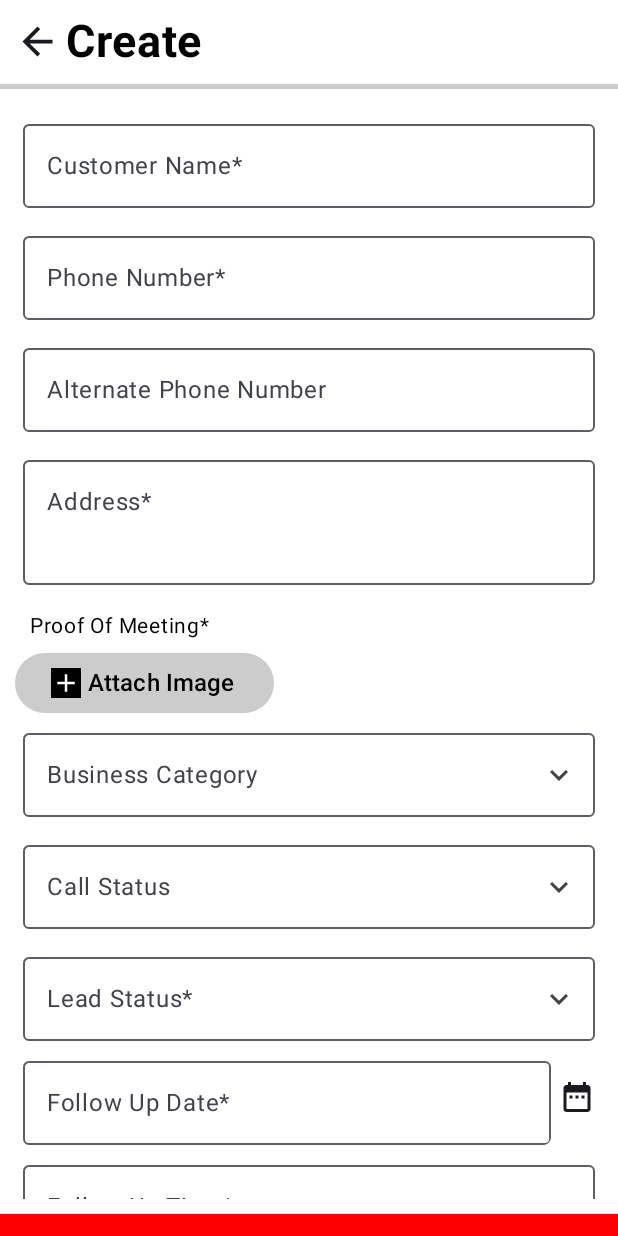
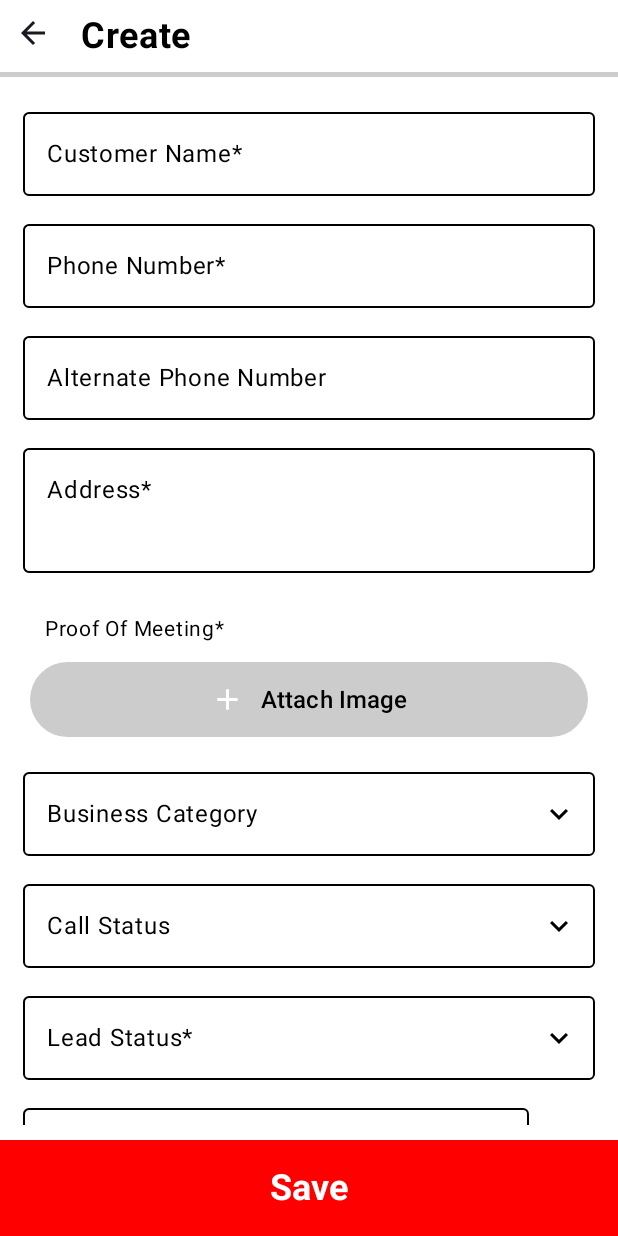
Before and after one commit to Krishnaseeke/FST, an Android app built with Jetpack Compose: the composable CreateScreen called with empty values, on a phone screen of 412 x 824 dp. Run offline under Robolectric (Android 15) with nearby library versions, the phone set to English and light mode, and no system bars.

```diff
--- a/app/src/main/java/com/testapplication/www/common/MainActivity.kt
+++ b/app/src/main/java/com/testapplication/www/common/MainActivity.kt
@@ -11,6 +11,7 @@ import androidx.compose.material3.Surface
 import androidx.compose.material3.Text
 import androidx.compose.runtime.Composable
 import androidx.compose.ui.Modifier
+import androidx.compose.ui.graphics.Color
 import androidx.compose.ui.platform.LocalContext
 import androidx.compose.ui.tooling.preview.Preview
 import com.testapplication.www.onboardingscreen.OnboardingScreen
@@ -24,7 +25,7 @@ class MainActivity : ComponentActivity() {
                 // A surface container using the 'background' color from the theme
                 Surface(
                     modifier = Modifier.fillMaxSize(),
-                    color = MaterialTheme.colorScheme.background
+                    color = Color.White
                 ) {
                     Root(LocalContext.current)
                 }
--- a/app/src/main/java/com/testapplication/www/homescreen/create/CreateScreen.kt
+++ b/app/src/main/java/com/testapplication/www/homescreen/create/CreateScreen.kt
@@ -22,10 +22,11 @@ import android.widget.Toast
 import android.app.TimePickerDialog
 import androidx.compose.ui.draw.clip
 import androidx.compose.ui.platform.LocalContext
+import androidx.compose.ui.text.TextStyle
 import androidx.compose.ui.text.font.FontWeight
-import com.testapplication.www.homescreen.create.CreateScreenViewModel
 import com.testapplication.www.homescreen.create.CustomOutlinedTextField
 import com.testapplication.www.homescreen.create.DropdownLists
+
 
 @OptIn(ExperimentalMaterial3Api::class, ExperimentalComposeUiApi::class)
 @Composable
@@ -45,7 +46,6 @@ fun CreateScreen(
             toHome(userID)
         }
     }
-
 
     val mContext = LocalContext.current
     val mCalendar = Calendar.getInstance()
@@ -79,6 +79,16 @@ fun CreateScreen(
         false
     )
 
+    val textFieldColors = OutlinedTextFieldDefaults.colors(
+        focusedBorderColor = Color.Black,
+        unfocusedBorderColor = Color.Black,
+        focusedLabelColor = Color.Black,
+        unfocusedLabelColor = Color.Black,
+
+    )
+
+    val textFieldStyle = TextStyle(color = Color.Black)
+
     Column(
         modifier = Modifier
             .fillMaxSize()
@@ -97,75 +107,79 @@ fun CreateScreen(
                 contentDescription = "Back",
                 modifier = Modifier
                     .clickable { toHome(userID) }
-                    .padding(start = 10.dp, end = 2.dp, top = 12.5.dp, bottom = 10.dp)
-                    .size(30.dp))
+                    .padding(10.dp) //Need
+            )
             Text(
                 text = "Create",
                 color = Color.Black,
-                fontSize = 30.sp,
+                fontSize = 24.sp, // Adjusted to be responsive
                 fontStyle = FontStyle.Normal,
                 fontWeight = FontWeight.Bold,
-                modifier = Modifier.padding(start = 2.dp, end = 5.dp, top = 10.dp, bottom = 10.dp)
+                modifier = Modifier.padding(10.dp)
             )
         }
 
-        Spacer(
-            modifier = Modifier
-                .fillMaxWidth()
-                .height(3.dp)
-                .background(Color.LightGray)
-        )
+        Spacer(modifier = Modifier.height(3.dp)) // Flexible spacing //Need
 
         Column(
             modifier = Modifier
                 .background(Color.White)
                 .fillMaxWidth()
-                .height(750.dp)
+                .weight(1f)
                 .padding(10.dp)
                 .verticalScroll(rememberScrollState())
         ) {
-
             OutlinedTextField(
-                value = TextFieldValue(state.customerName),
-                onValueChange = { viewModel.updateCustomerName(it.text) },
+                value = state.customerName,
+                onValueChange = { viewModel.updateCustomerName(it) },
                 label = { Text("Customer Name*") },
+                colors = textFieldColors,
+                textStyle = textFieldStyle,
                 modifier = Modifier
-                    .clip(shape = RoundedCornerShape(5.dp))
                     .fillMaxWidth()
                     .padding(5.dp)
             )
 
             OutlinedTextField(
-                value = TextFieldValue(state.phoneNumber),
-                onValueChange = { viewModel.updatePhoneNumber(it.text) },
+                value = state.phoneNumber,
+                onValueChange = { viewModel.updatePhoneNumber(it) },
                 label = { Text("Phone Number*") },
+                colors = textFieldColors,
+                textStyle = textFieldStyle,
                 modifier = Modifier
-                    .clip(shape = RoundedCornerShape(5.dp))
                     .fillMaxWidth()
                     .padding(5.dp)
             )
 
             OutlinedTextField(
-                value = TextFieldValue(state.alternatePhoneNumber),
-                onValueChange = { viewModel.updateAlternatePhoneNumber(it.text) },
+                value = state.alternatePhoneNumber,
+                onValueChange = { viewModel.updateAlternatePhoneNumber(it) },
                 label = { Text("Alternate Phone Number") },
+                colors = textFieldColors,
+                textStyle = textFieldStyle,
                 modifier = Modifier
-                    .clip(shape = RoundedCornerShape(5.dp))
                     .fillMaxWidth()
                     .padding(5.dp)
             )
 
             OutlinedTextField(
-                value = TextFieldValue(state.address),
-                onValueChange = { viewModel.updateAddress(it.text) },
+                value = state.address,
+                onValueChange = { viewModel.updateAddress(it) },
                 label = { Text("Address*") },
+                colors = textFieldColors,
+                textStyle = textFieldStyle,
                 modifier = Modifier
-                    .clip(shape = RoundedCornerShape(5.dp))
-                    .fillMaxWidth().height(102.dp)
+                    .fillMaxWidth()
+                    .height(102.dp)
                     .padding(5.dp)
             )
 
-            Box() {
+            Box(
+                modifier = Modifier
+                    .fillMaxWidth()
+                    .padding(10.dp)
+            ) {
+                Column() {
                     Text(
                         text = "Proof Of Meeting*",
                         color = Color.Black,
@@ -173,36 +187,28 @@ fun CreateScreen(
                         fontStyle = FontStyle.Normal,
                         modifier = Modifier.padding(10.dp)
                     )
-
                     Button(
                         onClick = {
-
+                            // Implement attachment functionality
                         },
                         modifier = Modifier
-                        .height(80.dp)
-                        .align(Alignment.CenterStart)
-                        .padding(top = 40.dp),
+                            .fillMaxWidth() // Ensure the button fills the available space
+                            .height(50.dp),
                         colors = ButtonDefaults.buttonColors(Color.LightGray)
                     ) {
                         Icon(
-                        Icons.Filled.Add,
-                        "Add icon",
-                        modifier = Modifier
-                            .padding(end = 3.dp)
-                            .size(20.dp)
-                            .background(
-                                Color.Black
-                            )
+                            imageVector = Icons.Filled.Add,
+                            contentDescription = "Add icon",
+                            modifier = Modifier.padding(5.dp)
                         )
                         Text(
-
                             text = "Attach Image",
                             color = Color.Black,
                             fontSize = 16.sp,
                             fontStyle = FontStyle.Normal,
-                        modifier = Modifier.padding(1.dp)
+                            modifier = Modifier.padding(5.dp)
                         )
-
+                    }
                 }
 
             }
@@ -218,21 +224,24 @@ fun CreateScreen(
             val lsIcon =
                 if (lsExpanded) Icons.Filled.KeyboardArrowUp else Icons.Filled.KeyboardArrowDown
 
-           Box(){
+            Box(
+                modifier = Modifier.fillMaxWidth() // Ensures dropdown flexibility
+            ) {
                 OutlinedTextField(
-                   value = TextFieldValue(state.businessCategory),
-                   onValueChange = { viewModel.updateBusinessCategory(it.text) },
+                    value = state.businessCategory,
+                    onValueChange = { viewModel.updateBusinessCategory(it) },
                     trailingIcon = {
                         Icon(
                             bcIcon,
                             "Dropdown Icon",
-                           Modifier.clickable { bcExpanded = !bcExpanded }
+                            Modifier.clickable { bcExpanded = !bcExpanded },Color.Black
                         )
                     },
                     label = { Text("Business Category") },
+                    colors = textFieldColors,
+                    textStyle = textFieldStyle,
                     modifier = Modifier
                         .fillMaxWidth()
-                       .clip(shape = RoundedCornerShape(5.dp))
                         .padding(5.dp)
                 )
 
@@ -240,38 +249,42 @@ fun CreateScreen(
                     expanded = bcExpanded,
                     onDismissRequest = { bcExpanded = false },
                     modifier = Modifier
-                       .fillMaxWidth().height(200.dp)
-                       .background(Color.White)
+                        .fillMaxWidth(1f)
+                        .height(200.dp).align(Alignment.Center).background(color = Color.White)
                 ) {
                     DropdownLists.bussinessCategory.forEach { category ->
                         DropdownMenuItem(
                             text = {
-                               Text(category, modifier = Modifier.padding(10.dp))
+                                Text(category, color = Color.Black)
                             },
                             onClick = {
                                 viewModel.updateBusinessCategory(category)
                                 bcExpanded = false
                             }
                         )
+                        Divider()
                     }
                 }
             }
 
-            Box() {
+            Box(
+                modifier = Modifier.fillMaxWidth()
+            ) {
                 OutlinedTextField(
-                    value = TextFieldValue(state.callStatus),
-                    onValueChange = { viewModel.updateCallStatus(it.text) },
+                    value = state.callStatus,
+                    onValueChange = { viewModel.updateCallStatus(it) },
                     trailingIcon = {
                         Icon(
                             csIcon,
                             "Dropdown Icon",
-                            Modifier.clickable { csExpanded = !csExpanded }
+                            Modifier.clickable { csExpanded = !csExpanded },Color.Black
                         )
                     },
                     label = { Text("Call Status") },
+                    colors = textFieldColors,
+                    textStyle = textFieldStyle,
                     modifier = Modifier
                         .fillMaxWidth()
-                        .clip(shape = RoundedCornerShape(5.dp))
                         .padding(5.dp)
                 )
 
@@ -279,38 +292,42 @@ fun CreateScreen(
                     expanded = csExpanded,
                     onDismissRequest = { csExpanded = false },
                     modifier = Modifier
-                        .fillMaxWidth().height(200.dp)
-                        .background(Color.White)
+                        .fillMaxWidth(1f)
+                        .height(200.dp).align(Alignment.Center).background(color = Color.White)
                 ) {
                     DropdownLists.callStatus.forEach { status ->
                         DropdownMenuItem(
                             text = {
-                                Text(status, modifier = Modifier.padding(10.dp))
+                                Text(status, color = Color.Black)
                             },
                             onClick = {
                                 viewModel.updateCallStatus(status)
                                 csExpanded = false
                             }
                         )
+                        Divider()
+                    }
                 }
             }
 
-            }
-            Box() {
+            Box(
+                modifier = Modifier.fillMaxWidth()
+            ) {
                 OutlinedTextField(
-                    value = TextFieldValue(state.leadStatus),
-                    onValueChange = { viewModel.updateLeadStatus(it.text) },
+                    value = state.leadStatus,
+                    onValueChange = { viewModel.updateLeadStatus(it) },
                     trailingIcon = {
                         Icon(
                             lsIcon,
                             "Dropdown Icon",
-                            Modifier.clickable { lsExpanded = !lsExpanded }
+                            Modifier.clickable { lsExpanded = !lsExpanded },Color.Black
                         )
                     },
                     label = { Text("Lead Status*") },
+                    colors = textFieldColors,
+                    textStyle = textFieldStyle,
                     modifier = Modifier
                         .fillMaxWidth()
-                        .clip(shape = RoundedCornerShape(5.dp))
                         .padding(5.dp)
                 )
 
@@ -318,74 +335,80 @@ fun CreateScreen(
                     expanded = lsExpanded,
                     onDismissRequest = { lsExpanded = false },
                     modifier = Modifier
-                        .fillMaxWidth().height(200.dp)
-                        .background(Color.White)
+                        .fillMaxWidth(1f)
+                        .height(200.dp).align(Alignment.Center).background(color = Color.White)
                 ) {
                     DropdownLists.leadStatus.forEach { status ->
                         DropdownMenuItem(
                             text = {
-                                Text(status, modifier = Modifier.padding(10.dp))
+                                Text(status, color = Color.Black)
                             },
                             onClick = {
                                 viewModel.updateLeadStatus(status)
                                 lsExpanded = false
                             }
                         )
+                        Divider()
+                    }
                 }
             }
 
-            }
             Row(
-                verticalAlignment = Alignment.CenterVertically,
+                modifier = Modifier.fillMaxWidth(),
+                verticalAlignment = Alignment.CenterVertically
             ) {
                 OutlinedTextField(
-                    value = TextFieldValue(state.followUpDate),
-                    onValueChange = { viewModel.updateFollowUpDate(it.text) },
+                    value = state.followUpDate,
+                    onValueChange = { viewModel.updateFollowUpDate(it) },
                     label = { Text("Follow Up Date*") },
+                    colors = textFieldColors,
+                    textStyle = textFieldStyle,
                     modifier = Modifier
-                        .clip(shape = RoundedCornerShape(5.dp))
-                        .weight(1f)
-                        .padding(5.dp, end = 0.dp)
+                        .weight(1f) // Make field responsive
+                        .padding(5.dp)
                 )
-                Icon(imageVector = Icons.Default.DateRange,
+
+                Icon(
+                    imageVector = Icons.Default.DateRange,
                     contentDescription = "",
                     modifier = Modifier
                         .clickable { mDatePickerDialog.show() }
-                        .padding(5.dp))
+                        .padding(10.dp)
+                )
             }
 
             Row(
-                verticalAlignment = Alignment.CenterVertically,
-                modifier = Modifier.fillMaxWidth()
+                modifier = Modifier.fillMaxWidth(),
+                verticalAlignment = Alignment.CenterVertically
             ) {
                 OutlinedTextField(
-                    value = TextFieldValue(state.followUpTime),
-                    onValueChange = { viewModel.updateFollowUpTime(it.text) },
+                    value = state.followUpTime,
+                    onValueChange = { viewModel.updateFollowUpTime(it) },
                     label = { Text("Follow Up Time*") },
+                    colors = textFieldColors,
+                    textStyle = textFieldStyle,
                     modifier = Modifier
-                        .fillMaxWidth()
-                        .clip(shape = RoundedCornerShape(5.dp))
+                        .weight(1f)
                         .padding(5.dp)
-                        .clickable { mTimePickerDialog.show() }
+                )
 
-                )
-                Icon(imageVector = Icons.Default.AddCircle,
+                Icon(
+                    imageVector = Icons.Default.AddCircle,
                     contentDescription = "",
                     modifier = Modifier
-                        .clickable { mDatePickerDialog.show() }
-                        .padding(5.dp))
-
+                        .clickable { mTimePickerDialog.show() }
+                        .padding(10.dp)
+                )
             }
 
-            Column {
+            Column(
+                modifier = Modifier.fillMaxWidth(),
+                verticalArrangement = Arrangement.Top
+            ) {
                 Text(
                     text = "Follow Up Action*",
-                    color = Color.Black,
-                    fontSize = 20.sp,
-                    fontStyle = FontStyle.Normal,
-                    fontWeight = FontWeight.Normal,
-                    modifier = Modifier.padding(5.dp)
-
+                    fontWeight = FontWeight.Bold,
+                    modifier = Modifier.padding(10.dp)
                 )
 
                 Row(
@@ -396,14 +419,7 @@ fun CreateScreen(
                         selected = state.followUpActionCall,
                         onClick = { viewModel.toggleFollowUpActionCall() }
                     )
-                    Text(
-                        text = "Call",
-                        color = Color.Black,
-                        fontSize = 18.sp,
-                        fontStyle = FontStyle.Normal,
-                        fontWeight = FontWeight.Normal,
-
-                    )
+                    Text("Call", modifier = Modifier.padding(10.dp))
                 }
 
                 Row(
@@ -414,35 +430,29 @@ fun CreateScreen(
                         selected = state.followUpActionVisit,
                         onClick = { viewModel.toggleFollowUpActionVisit() }
                     )
-                    Text(
-                        text = "Visit",
-                        color = Color.Black,
-                        fontSize = 18.sp,
-                        fontStyle = FontStyle.Normal,
-                        fontWeight = FontWeight.Normal,
-                    )
+                    Text("Visit", modifier = Modifier.padding(10.dp))
                 }
             }
 
             OutlinedTextField(
-                value = TextFieldValue(state.comments),
-                onValueChange = { viewModel.updateComments(it.text) },
+                value = state.comments,
+                onValueChange = { viewModel.updateComments(it) },
                 label = { Text("Comments") },
+                colors = textFieldColors,
+                textStyle = textFieldStyle,
                 modifier = Modifier
-                    .fillMaxWidth().height(131.dp)
-                    .clip(shape = RoundedCornerShape(5.dp))
-                    .padding(5.dp)
+                    .fillMaxWidth()
+                    .height(131.dp)
+                    .padding(10.dp)
             )
         }
 
-        Spacer(modifier = Modifier.weight(1f))
+        //Spacer(modifier = Modifier.weight(1f)) // Fills remaining space to ensure button stays at the bottom
 
-        // Save button logic
         Column(
             modifier = Modifier
                 .fillMaxWidth()
-                .background(Color.Red)
-                .fillMaxHeight(),
+                .background(Color.Red),
             verticalArrangement = Arrangement.Bottom,
             horizontalAlignment = Alignment.CenterHorizontally
         ) {
@@ -457,9 +467,7 @@ fun CreateScreen(
                     text = "Save",
                     color = Color.White,
                     fontSize = 24.sp,
-                    fontStyle = FontStyle.Normal,
                     fontWeight = FontWeight.Bold,
-                    textAlign = TextAlign.Center,
                     modifier = Modifier.padding(10.dp)
                 )
             }
--- a/app/src/main/java/com/testapplication/www/homescreen/followupcalls/FollowupCallsScreen.kt
+++ b/app/src/main/java/com/testapplication/www/homescreen/followupcalls/FollowupCallsScreen.kt
@@ -25,7 +25,7 @@ fun FollowupCallsScreen(
     }
 
 
-    Column(modifier = Modifier.padding(2.dp), Arrangement.Bottom) {
+    Column(modifier = Modifier, Arrangement.Bottom) {
 
 
         BottomBar(
--- a/app/src/main/java/com/testapplication/www/homescreen/scheduledvisits/ScheduledVisitsScreen.kt
+++ b/app/src/main/java/com/testapplication/www/homescreen/scheduledvisits/ScheduledVisitsScreen.kt
@@ -23,7 +23,7 @@ fun ScheduledVisitsScreen(
     Column {
         displayList()
     }
-    Column(modifier = Modifier.padding(2.dp), Arrangement.Bottom) {
+    Column(modifier = Modifier, Arrangement.Bottom) {
 
         BottomBar(
             currentScreen = "Scheduled visits",
--- a/build.gradle.kts
+++ b/build.gradle.kts
@@ -1,5 +1,5 @@
 // Top-level build file where you can add configuration options common to all sub-projects/modules.
 plugins {
-    id("com.android.application") version "8.2.2" apply false
+    id("com.android.application") version "8.4.0" apply false
     id("org.jetbrains.kotlin.android") version "1.9.0" apply false
 }
```
Also changed, not shown: app/src/main/java/com/testapplication/www/homescreen/bottomnavigation/BottomNavigation.kt (+7 -3 lines), app/src/main/java/com/testapplication/www/homescreen/create/CreateScreenViewModel.kt (+39 -23 lines), app/src/main/java/com/testapplication/www/homescreen/home/HomeScreen.kt (+14 -14 lines), app/src/main/java/com/testapplication/www/homescreen/leads/LeadsScreen.kt (+4 -4 lines), app/src/main/java/com/testapplication/www/loginscreen/LoginScreen.kt (+12 -8 lines), app/src/main/java/com/testapplication/www/onboardingscreen/OnboardingScreen.kt (+10 -13 lines), app/src/main/java/com/testapplication/www/signupscreen/SignupScreen.kt (+14 -15 lines), app/src/main/java/com/testapplication/www/util/CommonUtils.kt (+63 -40 lines), gradle/wrapper/gradle-wrapper.properties. Lines whose indentation alone changed are shown as unchanged.
